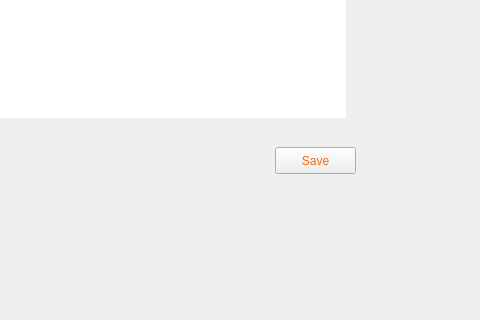
amagovpt/autenticacao.gov, file pteid-mw-pt/_src/eidmw/eidgui/mainwnd.ui: the form before one commit; both pictures show x 445 to 925 and y 392 to 712 of the 925 by 1042 pixel window.
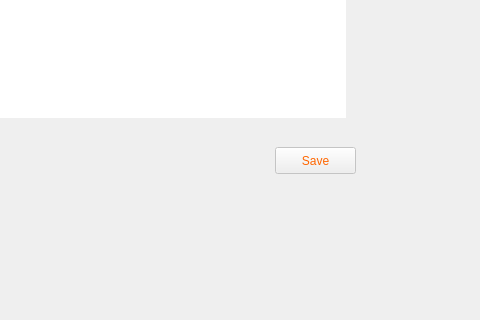
The form after the commit. Icons and pictures are not drawn.

Commit message: Make save button disabled if any data is not readed.

Diff of the .ui file:
```diff
--- a/pteid-mw-pt/_src/eidmw/eidgui/mainwnd.ui
+++ b/pteid-mw-pt/_src/eidmw/eidgui/mainwnd.ui
@@ -1499,6 +1499,9 @@
         </property>
        </widget>
        <widget class="QPushButton" name="btnPersoDataSave">
+        <property name="enabled">
+         <bool>false</bool>
+        </property>
         <property name="geometry">
          <rect>
           <x>710</x>
```
Left out of the diff: 2 changed lines with no effect on the pictures.
